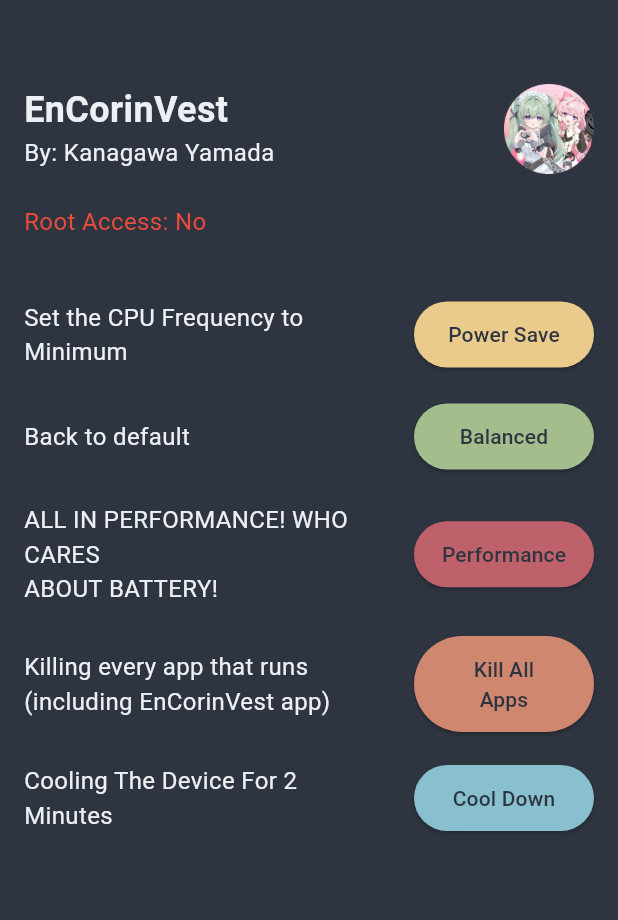
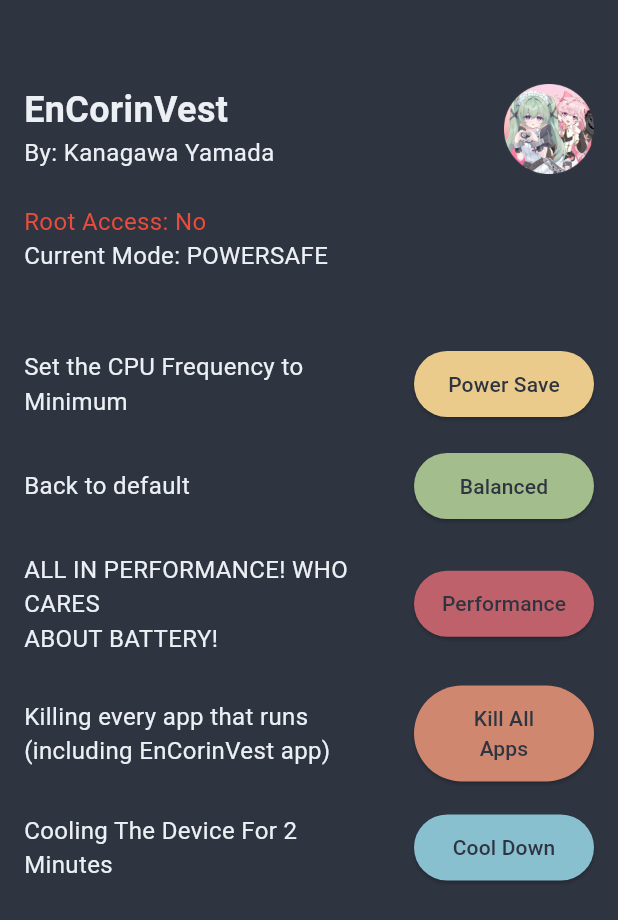
Before and after one commit to LoggingNewMemory/EnCorinVest, a Flutter app: the screen it shows after launch, after a tap on "Power Save", on a phone screen of 412 x 824 dp. Shown: the top 920 px of the screen. Run offline on Flutter 3.47's test engine with Material 3 defaults, Android fonts, the phone set to English and light mode, and no system bars; missing offline and left inert: process_run.

Commit message:
Mini Update

```diff
--- a/Apk/encorinvest/lib/main.dart
+++ b/Apk/encorinvest/lib/main.dart
@@ -1,5 +1,6 @@
 import 'package:flutter/material.dart';
 import 'package:process_run/process_run.dart';
+import 'dart:io';
 
 void main() {
   runApp(MyApp());
@@ -12,11 +13,35 @@ class MyApp extends StatefulWidget {
 
 class _MyAppState extends State<MyApp> {
   bool _hasRootAccess = false;
+  String _currentMode = 'None';
+  final String _modeFile = '/data/adb/modules/EnCorinVest/current_mode.txt';
 
   @override
   void initState() {
     super.initState();
     _checkRootAccess();
+    _loadCurrentMode();
+  }
+
+  Future<void> _loadCurrentMode() async {
+    try {
+      var result = await run('su', ['-c', 'cat $_modeFile']);
+      if (result.stdout.toString().trim().isNotEmpty) {
+        setState(() {
+          _currentMode = result.stdout.toString().trim().toUpperCase();
+        });
+      }
+    } catch (e) {
+      print('Error loading mode: $e');
+    }
+  }
+
+  Future<void> _saveCurrentMode(String mode) async {
+    try {
+      await run('su', ['-c', 'echo "$mode" > $_modeFile']);
+    } catch (e) {
+      print('Error saving mode: $e');
+    }
   }
 
   Future<void> _checkRootAccess() async {
@@ -32,6 +57,22 @@ class _MyAppState extends State<MyApp> {
     }
   }
 
+  Future<void> executeScript(String scriptName) async {
+    try {
+      var result = await run(
+          'su', ['-c', '/data/adb/modules/EnCorinVest/Scripts/$scriptName']);
+      var mode = scriptName.replaceAll('.sh', '').toUpperCase();
+      await _saveCurrentMode(mode);
+      setState(() {
+        _currentMode = mode;
+      });
+      print('Output: ${result.stdout}');
+      print('Error: ${result.stderr}');
+    } catch (e) {
+      print('Error executing script: $e');
+    }
+  }
+
   @override
   Widget build(BuildContext context) {
     return MaterialApp(
@@ -43,7 +84,6 @@ class _MyAppState extends State<MyApp> {
             crossAxisAlignment: CrossAxisAlignment.start,
             children: [
               SizedBox(height: 40),
-              // Header section with title, author, and logo
               Row(
                 mainAxisAlignment: MainAxisAlignment.spaceBetween,
                 crossAxisAlignment: CrossAxisAlignment.start,
@@ -75,7 +115,6 @@ class _MyAppState extends State<MyApp> {
                 ],
               ),
               SizedBox(height: 20),
-              // Root access status
               Text(
                 'Root Access: ${_hasRootAccess ? 'Yes' : 'No'}',
                 style: TextStyle(
@@ -83,8 +122,15 @@ class _MyAppState extends State<MyApp> {
                   color: _hasRootAccess ? Color(0xFF34C759) : Color(0xFFE74C3C),
                 ),
               ),
+              Text(
+                'Current Mode: $_currentMode',
+                style: TextStyle(
+                  fontSize: 16,
+                  color: Color(0xFFECEFF4),
+                ),
+              ),
+              SizedBox(height: 10),
               SizedBox(height: 40),
-              // Control buttons section
               _buildControlRow(
                 'Set the CPU Frequency to Minimum',
                 'Power Save',
@@ -160,15 +206,4 @@ class _MyAppState extends State<MyApp> {
       ],
     );
   }
-
-  Future<void> executeScript(String scriptName) async {
-    try {
-      var result = await run(
-          'su', ['-c', '/data/adb/modules/EnCorinVest/Scripts/$scriptName']);
-      print('Output: ${result.stdout}');
-      print('Error: ${result.stderr}');
-    } catch (e) {
-      print('Error executing script: $e');
-    }
-  }
 }
```
